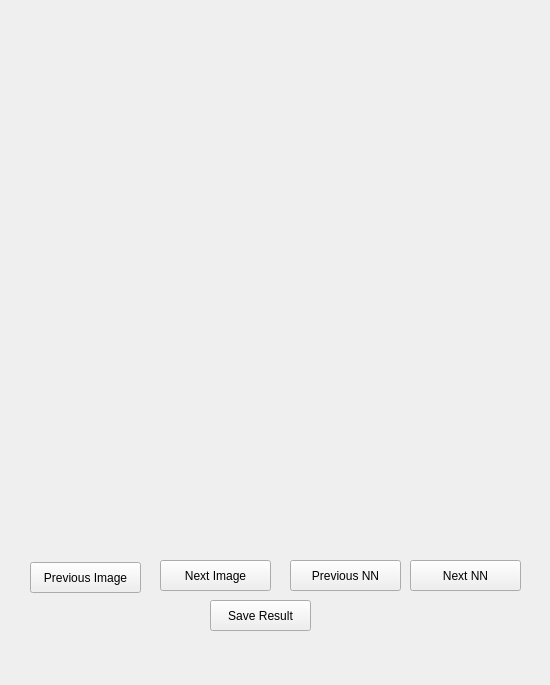
This is ImplementationPhase/View/ViewModule/ui/ClassificationResultPanel.ui in JohannesHaering/PSE as Qt 5 draws it before an edit. The edited form follows.
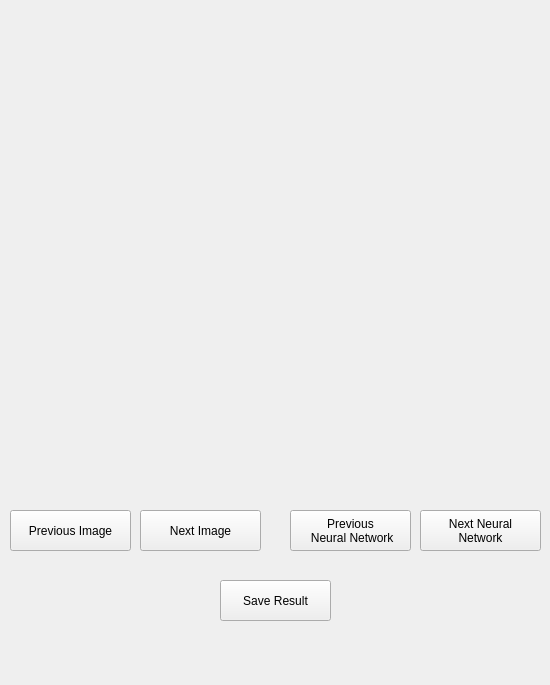
This is the edited form.

The edit to the form file:
```diff
--- a/ImplementationPhase/View/ViewModule/ui/ClassificationResultPanel.ui
+++ b/ImplementationPhase/View/ViewModule/ui/ClassificationResultPanel.ui
@@ -42,10 +42,10 @@
   <widget class="QPushButton" name="prevImgButton">
    <property name="geometry">
     <rect>
-     <x>30</x>
-     <y>562</y>
-     <width>111</width>
-     <height>31</height>
+     <x>10</x>
+     <y>510</y>
+     <width>121</width>
+     <height>41</height>
     </rect>
    </property>
    <property name="text">
@@ -55,36 +55,38 @@
   <widget class="QPushButton" name="nextNNButton">
    <property name="geometry">
     <rect>
-     <x>410</x>
-     <y>560</y>
-     <width>111</width>
-     <height>31</height>
+     <x>420</x>
+     <y>510</y>
+     <width>121</width>
+     <height>41</height>
     </rect>
    </property>
    <property name="text">
-    <string>Next NN</string>
+    <string>Next Neural 
+Network</string>
    </property>
   </widget>
   <widget class="QPushButton" name="prevNNButton">
    <property name="geometry">
     <rect>
      <x>290</x>
-     <y>560</y>
-     <width>111</width>
-     <height>31</height>
+     <y>510</y>
+     <width>121</width>
+     <height>41</height>
     </rect>
    </property>
    <property name="text">
-    <string>Previous NN</string>
+    <string>Previous 
+ Neural Network</string>
    </property>
   </widget>
   <widget class="QPushButton" name="nextImgButton">
    <property name="geometry">
     <rect>
-     <x>160</x>
-     <y>560</y>
-     <width>111</width>
-     <height>31</height>
+     <x>140</x>
+     <y>510</y>
+     <width>121</width>
+     <height>41</height>
     </rect>
    </property>
    <property name="text">
@@ -120,10 +122,10 @@
   <widget class="QPushButton" name="saveResultButton">
    <property name="geometry">
     <rect>
-     <x>210</x>
-     <y>600</y>
-     <width>101</width>
-     <height>31</height>
+     <x>220</x>
+     <y>580</y>
+     <width>111</width>
+     <height>41</height>
     </rect>
    </property>
    <property name="text">
```
